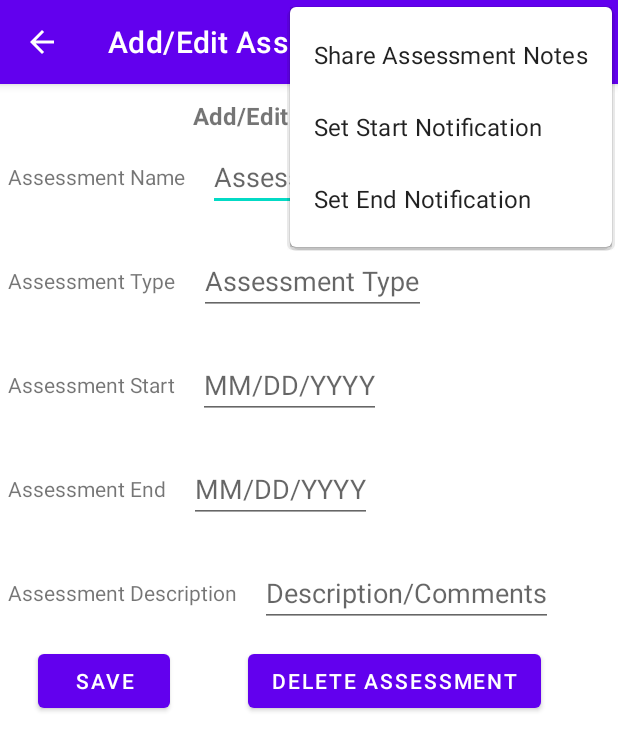
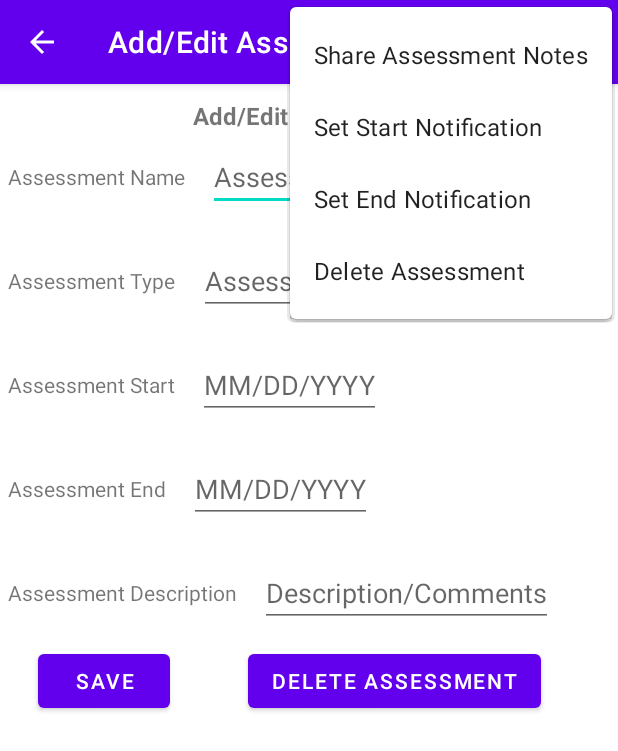
Before and after one commit to Mikey3610/Course-Scheduler, an Android app: the AddEditAssessments screen opened directly, with no data from a screen before it, with the options menu open, on a phone screen of 412 x 824 dp. Shown: the top 751 px of the screen. Run offline under Robolectric (Android 15) with nearby library versions, the light colour scheme and no system bars; our stand-ins replace Room's generated code.

Commit message:
Eighteenth Commit - Added delete functionality

```diff
--- a/app/src/main/java/com/example/c196_application_latest/UI/AddEditAssessments.java
+++ b/app/src/main/java/com/example/c196_application_latest/UI/AddEditAssessments.java
@@ -13,6 +13,7 @@ import android.view.MenuItem;
 import android.view.View;
 import android.widget.DatePicker;
 import android.widget.EditText;
+import android.widget.Toast;
 
 import com.example.c196_application_latest.Database.Repository;
 import com.example.c196_application_latest.Entity.Assessment;
@@ -60,6 +61,9 @@ public class AddEditAssessments extends AppCompatActivity {
     String instructorPhone;
     String instructorEmail;
     String courseNotes;
+
+    Assessment currentAssessment;
+    int numAssessments;
 
 
     @Override
@@ -228,7 +232,6 @@ public class AddEditAssessments extends AppCompatActivity {
                 startActivity(shareIntent);
                 return true;
             case R.id.notifyAssessmentStart:
-                //TODO New from 4/2 to below
                 String assessStart = editAssessmentStart.getText().toString();
                 Date myStartDate = null;
 
@@ -264,6 +267,15 @@ public class AddEditAssessments extends AppCompatActivity {
                 AlarmManager endAlarmManager = (AlarmManager) getSystemService(Context.ALARM_SERVICE);
                 endAlarmManager.set(AlarmManager.RTC_WAKEUP, endTrigger, endSender);
                 return true;
+            case R.id.deleteAssessment:
+                for (Assessment a : repository.getAllAssessments()) {
+                    if (a.getAssessmentId() == assessmentId) currentAssessment = a;
+                }
+                repository.delete(currentAssessment);
+                Toast.makeText(AddEditAssessments.this, currentAssessment.getAssessmentTitle() + " was deleted", Toast.LENGTH_LONG).show();
+                return true;
+
+
         }
         return super.onOptionsItemSelected(item);
     }
--- a/app/src/main/java/com/example/c196_application_latest/UI/AllTerms.java
+++ b/app/src/main/java/com/example/c196_application_latest/UI/AllTerms.java
@@ -36,6 +36,7 @@ public class AllTerms extends AppCompatActivity {
         adapter.setTerms(terms);
     }
 
+    /*
     public boolean onCreateOptionsMenu(Menu menu) {
         getMenuInflater().inflate(R.menu.menu_allterms, menu);
         return true;
@@ -49,6 +50,7 @@ public class AllTerms extends AppCompatActivity {
         }
         return super.onOptionsItemSelected(item);
     }
+     */
 
     public void addTerm(View view) {
         Intent intent = new Intent(AllTerms.this, AddTerms.class);
--- a/app/src/main/java/com/example/c196_application_latest/UI/MainActivity.java
+++ b/app/src/main/java/com/example/c196_application_latest/UI/MainActivity.java
@@ -28,13 +28,13 @@ public class MainActivity extends AppCompatActivity {
         startActivity(intent);
         Repository repo = new Repository(getApplication());
 
-        Term term = new Term(1, "Term 1", "01/01/2023", "06/30/2023");
+        Term term = new Term(1, "Term 1", "01/01/23", "06/30/23");
         repo.insert(term);
 
-        Course course = new Course(1, 1, "C196", "01/01/2023", "06/30/2023", "In-Progress", "Bill Jing", "123-456-7890", "bill.jing@wgu.edu", "Mobile Application Course");
+        Course course = new Course(1, 1, "C196", "01/01/23", "06/30/23", "In-Progress", "Bill Jing", "123-456-7890", "bill.jing@wgu.edu", "Mobile Application Course");
         repo.insert(course);
 
-        Assessment assessment = new Assessment(1, 1, "Basic Quiz", "03/25/2023", "03/25/2023", "C196 Quiz", "Normal quiz for C196");
+        Assessment assessment = new Assessment(1, 1, "Basic Quiz", "03/25/23", "03/25/23", "C196 Quiz", "Normal quiz for C196");
         repo.insert(assessment);
 
 
--- a/app/src/main/res/layout/activity_edit_courses_assessments_list.xml
+++ b/app/src/main/res/layout/activity_edit_courses_assessments_list.xml
@@ -209,8 +209,6 @@
         android:layout_height="432dp"
         android:layout_marginStart="5dp"
         android:layout_marginTop="5dp"
-        android:layout_marginEnd="5dp"
-        app:layout_constraintEnd_toEndOf="parent"
         app:layout_constraintStart_toStartOf="parent"
         app:layout_constraintTop_toBottomOf="@+id/textView29" />
 
--- a/app/src/main/res/menu/menu_allterms.xml
+++ b/app/src/main/res/menu/menu_allterms.xml
@@ -1,4 +1,7 @@
 <?xml version="1.0" encoding="utf-8"?>
-<menu xmlns:android="http://schemas.android.com/apk/res/android">
+<menu xmlns:app="http://schemas.android.com/apk/res-auto"
+    xmlns:android="http://schemas.android.com/apk/res/android">
 
+    <item android:title="Delete Term"
+        android:id="@+id/deleteTerm"/>
 </menu>
--- a/app/src/main/res/menu/menu_assessments.xml
+++ b/app/src/main/res/menu/menu_assessments.xml
@@ -1,5 +1,6 @@
 <?xml version="1.0" encoding="utf-8"?>
-<menu xmlns:android="http://schemas.android.com/apk/res/android">
+<menu xmlns:app="http://schemas.android.com/apk/res-auto"
+    xmlns:android="http://schemas.android.com/apk/res/android">
 
     <item android:title="Share Assessment Notes"
         android:orderInCategory="100"
@@ -10,4 +11,8 @@
     <item android:title="Set End Notification"
         android:orderInCategory="100"
         android:id="@+id/notifyAssessmentEnd"/>
+    <item
+        android:orderInCategory="101"
+        android:title="Delete Assessment"
+        android:id="@+id/deleteAssessment"/>
 </menu>
--- a/app/src/main/res/menu/menu_courses.xml
+++ b/app/src/main/res/menu/menu_courses.xml
@@ -11,4 +11,8 @@
     <item android:title="Set End Notification"
         android:orderInCategory="100"
         android:id="@+id/notifyCourseEnd"/>
+    <item
+        android:orderInCategory="101"
+        android:title="Delete Course"
+        android:id="@+id/deleteCourse"/>
 </menu>
```
Also changed, not shown: app/src/main/java/com/example/c196_application_latest/UI/EditCourses_AssessmentsList.java (+21 -0 lines), app/src/main/java/com/example/c196_application_latest/UI/EditTerms_CoursesList.java (+43 -2 lines).
